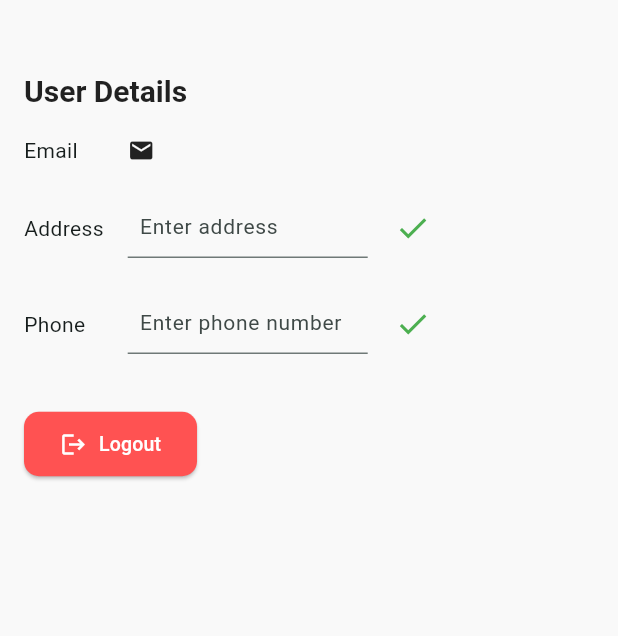
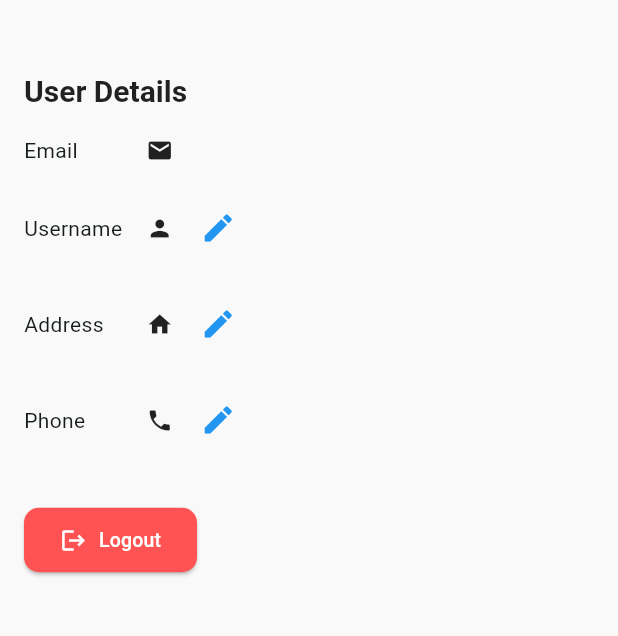
Before and after one commit to kels-coder/shopping-app, a Flutter app: the screen it shows once a user with an empty profile is signed in, after a tap on "Profile", on a phone screen of 412 x 824 dp, the part 84-720 px from its top. Run offline on Flutter 3.47's test engine with Material 3 defaults, Android fonts, the phone set to English and light mode, and no system bars; our stand-ins replace cloud_firestore, firebase_auth, firebase_core, flutter_riverpod, google_fonts; accounts and stored records are empty.

Commit message:
added username

```diff
--- a/lib/models/user_profile.dart
+++ b/lib/models/user_profile.dart
@@ -1,21 +1,29 @@
 class UserProfile {
   final String email;
+  final String userName;
   final String address;
   final String phoneNumber;
 
   UserProfile({
     required this.email,
+    required this.userName,
     required this.address,
     required this.phoneNumber,
   });
 
   Map<String, dynamic> toMap() {
-    return {'email': email, 'address': address, 'phoneNumber': phoneNumber};
+    return {
+      'email': email,
+      'userName': userName,
+      'address': address,
+      'phoneNumber': phoneNumber,
+    };
   }
 
   factory UserProfile.fromMap(Map<String, dynamic> map) {
     return UserProfile(
       email: map['email'] ?? '',
+      userName: map['userName'] ?? '',
       address: map['address'] ?? '',
       phoneNumber: map['phoneNumber'] ?? '',
     );
--- a/lib/screens/profile_screen.dart
+++ b/lib/screens/profile_screen.dart
@@ -3,7 +3,6 @@ import 'package:firebase_auth/firebase_auth.dart';
 import 'package:flutter/material.dart';
 import 'package:flutter_riverpod/flutter_riverpod.dart';
 import 'package:google_fonts/google_fonts.dart';
-import 'package:shopping_app/models/user_profile.dart';
 import 'package:shopping_app/provider/username_provider.dart';
 
 class ProfileScreen extends ConsumerStatefulWidget {
@@ -14,18 +13,50 @@ class ProfileScreen extends ConsumerStatefulWidget {
 }
 
 class _ProfileScreenState extends ConsumerState<ProfileScreen> {
+  final TextEditingController _userNameController = TextEditingController();
   final TextEditingController _addressController = TextEditingController();
   final TextEditingController _phoneController = TextEditingController();
+
+  String _savedUsername = '';
   String _savedAddress = '';
   String _savedPhone = '';
-  bool _isEditingAddress = true;
-  bool _isEditingPhone = true;
+
+  bool _isEditingUserName = false;
+  bool _isEditingAddress = false;
+  bool _isEditingPhone = false;
 
   @override
-  void dispose() {
-    _addressController.dispose();
-    _phoneController.dispose();
-    super.dispose();
+  void initState() {
+    super.initState();
+    _loadUserProfile();
+  }
+
+  Future<void> _loadUserProfile() async {
+    final uid = FirebaseAuth.instance.currentUser?.uid;
+    if (uid == null) return;
+
+    final doc = await FirebaseFirestore.instance
+        .collection('users')
+        .doc(uid)
+        .get();
+
+    if (doc.exists) {
+      final data = doc.data()!;
+      setState(() {
+        _savedUsername = data['userName'] ?? '';
+        _savedAddress = data['address'] ?? '';
+        _savedPhone = data['phoneNumber'] ?? '';
+      });
+    }
+  }
+
+  Future<void> _updateField(String field, String value) async {
+    final uid = FirebaseAuth.instance.currentUser?.uid;
+    if (uid == null) return;
+
+    await FirebaseFirestore.instance.collection('users').doc(uid).update({
+      field: value,
+    });
   }
 
   void _logout(BuildContext context) async {
@@ -34,23 +65,12 @@ class _ProfileScreenState extends ConsumerState<ProfileScreen> {
     Navigator.of(context).popUntil((route) => route.isFirst);
   }
 
-  Future<void> _saveProfileToFirestore(
-    String email,
-    String address,
-    String phone,
-  ) async {
-    final uid = FirebaseAuth.instance.currentUser?.uid;
-    if (uid == null) return;
-
-    final profile = UserProfile(
-      email: email,
-      address: address,
-      phoneNumber: phone,
-    );
-    await FirebaseFirestore.instance
-        .collection('users')
-        .doc(uid)
-        .set(profile.toMap());
+  @override
+  void dispose() {
+    _userNameController.dispose();
+    _addressController.dispose();
+    _phoneController.dispose();
+    super.dispose();
   }
 
   @override
@@ -100,7 +120,6 @@ class _ProfileScreenState extends ConsumerState<ProfileScreen> {
                     const Text('Email'),
                     const SizedBox(),
                     Row(
-                      crossAxisAlignment: CrossAxisAlignment.center,
                       children: [
                         const Icon(Icons.email, size: 18),
                         const SizedBox(width: 6),
@@ -118,13 +137,91 @@ class _ProfileScreenState extends ConsumerState<ProfileScreen> {
                 const TableRow(
                   children: [SizedBox(height: 16), SizedBox(), SizedBox()],
                 ),
+
+                /// Username
+                TableRow(
+                  children: [
+                    const Text('Username'),
+                    const SizedBox(),
+                    _isEditingUserName
+                        ? Row(
+                            children: [
+                              SizedBox(
+                                width: 160,
+                                height: 40,
+                                child: TextField(
+                                  controller: _userNameController,
+                                  decoration: const InputDecoration(
+                                    hintText: 'Enter username',
+                                    isDense: true,
+                                    contentPadding: EdgeInsets.symmetric(
+                                      horizontal: 8,
+                                      vertical: 10,
+                                    ),
+                                  ),
+                                  style: const TextStyle(fontSize: 14),
+                                ),
+                              ),
+                              const SizedBox(width: 6),
+                              IconButton(
+                                icon: const Icon(
+                                  Icons.check,
+                                  color: Colors.green,
+                                ),
+                                onPressed: () async {
+                                  final input = _userNameController.text.trim();
+                                  if (input.isNotEmpty) {
+                                    setState(() {
+                                      _savedUsername = input;
+                                      _isEditingUserName = false;
+                                    });
+                                    await _updateField('userName', input);
+                                    ScaffoldMessenger.of(context).showSnackBar(
+                                      const SnackBar(
+                                        content: Text('Username saved'),
+                                      ),
+                                    );
+                                  }
+                                },
+                              ),
+                            ],
+                          )
+                        : Row(
+                            children: [
+                              const Icon(Icons.person, size: 18),
+                              const SizedBox(width: 6),
+                              Flexible(
+                                child: Text(
+                                  _savedUsername,
+                                  style: const TextStyle(fontSize: 16),
+                                  overflow: TextOverflow.ellipsis,
+                                ),
+                              ),
+                              IconButton(
+                                icon: const Icon(
+                                  Icons.edit,
+                                  color: Colors.blue,
+                                ),
+                                onPressed: () {
+                                  _userNameController.text = _savedUsername;
+                                  setState(() => _isEditingUserName = true);
+                                },
+                              ),
+                            ],
+                          ),
+                  ],
+                ),
+                const TableRow(
+                  children: [SizedBox(height: 16), SizedBox(), SizedBox()],
+                ),
+
+                /// Address
                 TableRow(
                   children: [
                     const Text('Address'),
                     const SizedBox(),
                     _isEditingAddress
                         ? Row(
-                            crossAxisAlignment: CrossAxisAlignment.center,
                             children: [
                               SizedBox(
                                 width: 160,
@@ -155,11 +252,7 @@ class _ProfileScreenState extends ConsumerState<ProfileScreen> {
                                       _savedAddress = input;
                                       _isEditingAddress = false;
                                     });
-                                    await _saveProfileToFirestore(
-                                      email,
-                                      _savedAddress,
-                                      _savedPhone,
-                                    );
+                                    await _updateField('address', input);
                                     ScaffoldMessenger.of(context).showSnackBar(
                                       const SnackBar(
                                         content: Text('Address saved'),
@@ -171,7 +264,6 @@ class _ProfileScreenState extends ConsumerState<ProfileScreen> {
                             ],
                           )
                         : Row(
-                            crossAxisAlignment: CrossAxisAlignment.center,
                             children: [
                               const Icon(Icons.home, size: 18),
                               const SizedBox(width: 6),
@@ -189,9 +281,7 @@ class _ProfileScreenState extends ConsumerState<ProfileScreen> {
                                 ),
                                 onPressed: () {
                                   _addressController.text = _savedAddress;
-                                  setState(() {
-                                    _isEditingAddress = true;
-                                  });
+                                  setState(() => _isEditingAddress = true);
                                 },
                               ),
                             ],
@@ -201,13 +291,14 @@ class _ProfileScreenState extends ConsumerState<ProfileScreen> {
                 const TableRow(
                   children: [SizedBox(height: 16), SizedBox(), SizedBox()],
                 ),
+
+                /// Phone
                 TableRow(
                   children: [
                     const Text('Phone'),
                     const SizedBox(),
                     _isEditingPhone
                         ? Row(
-                            crossAxisAlignment: CrossAxisAlignment.center,
                             children: [
                               SizedBox(
                                 width: 160,
@@ -239,11 +330,7 @@ class _ProfileScreenState extends ConsumerState<ProfileScreen> {
                                       _savedPhone = input;
                                       _isEditingPhone = false;
                                     });
-                                    await _saveProfileToFirestore(
-                                      email,
-                                      _savedAddress,
-                                      _savedPhone,
-                                    );
+                                    await _updateField('phoneNumber', input);
                                     ScaffoldMessenger.of(context).showSnackBar(
                                       const SnackBar(
                                         content: Text('Phone number saved'),
@@ -255,7 +342,6 @@ class _ProfileScreenState extends ConsumerState<ProfileScreen> {
                             ],
                           )
                         : Row(
-                            crossAxisAlignment: CrossAxisAlignment.center,
                             children: [
                               const Icon(Icons.phone, size: 18),
                               const SizedBox(width: 6),
@@ -273,9 +359,7 @@ class _ProfileScreenState extends ConsumerState<ProfileScreen> {
                                 ),
                                 onPressed: () {
                                   _phoneController.text = _savedPhone;
-                                  setState(() {
-                                    _isEditingPhone = true;
-                                  });
+                                  setState(() => _isEditingPhone = true);
                                 },
                               ),
                             ],
```
Also changed, not shown: lib/screen_logics/bottom_navigation.dart (added).
